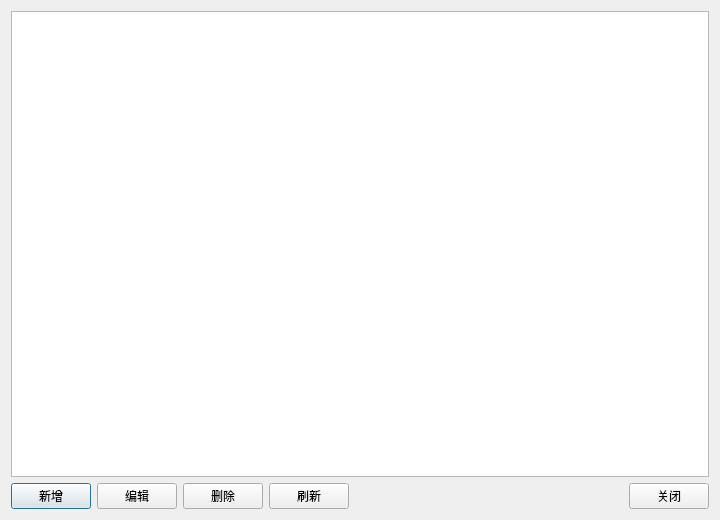
This is widget/functionmanagerdialog.ui in lushisongicloud/T-Designer as Qt 5 draws it before an edit. The edited form follows.
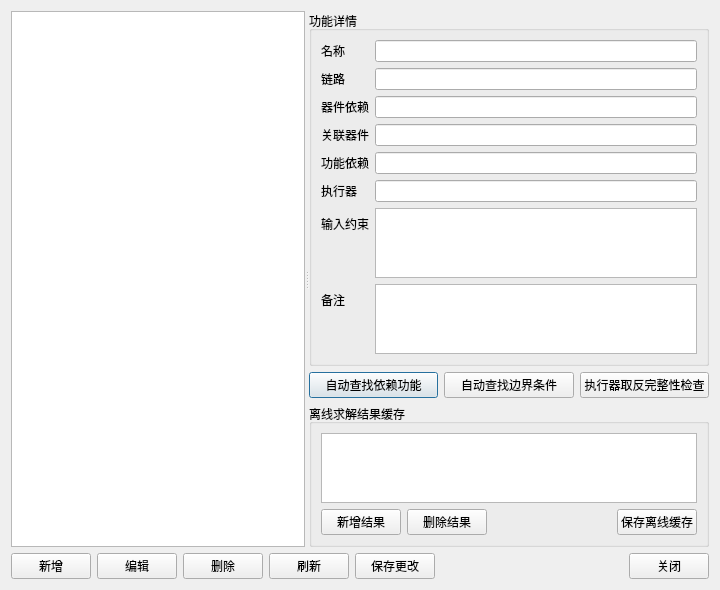
This is the edited form.

Patch:
```diff
--- a/widget/functionmanagerdialog.ui
+++ b/widget/functionmanagerdialog.ui
@@ -15,8 +15,191 @@
   </property>
   <layout class="QVBoxLayout" name="verticalLayout">
    <item>
+   <widget class="QSplitter" name="splitter">
+    <property name="orientation">
+     <enum>Qt::Horizontal</enum>
+    </property>
+    <widget class="QWidget" name="panelList">
+     <layout class="QVBoxLayout" name="verticalLayoutList">
+      <item>
     <widget class="QTableWidget" name="tableFunctions"/>
    </item>
+     </layout>
+    </widget>
+    <widget class="QWidget" name="panelDetails">
+     <layout class="QVBoxLayout" name="verticalLayoutDetails">
+      <item>
+       <widget class="QGroupBox" name="groupDetails">
+        <property name="title">
+         <string>功能详情</string>
+        </property>
+        <layout class="QFormLayout" name="formLayoutDetails">
+         <item row="0" column="0">
+          <widget class="QLabel" name="labelCurrentName">
+           <property name="text">
+            <string>名称</string>
+           </property>
+          </widget>
+         </item>
+         <item row="0" column="1">
+          <widget class="QLineEdit" name="lineCurrentName">
+           <property name="readOnly">
+            <bool>true</bool>
+           </property>
+          </widget>
+         </item>
+         <item row="1" column="0">
+          <widget class="QLabel" name="labelLink">
+           <property name="text">
+            <string>链路</string>
+           </property>
+          </widget>
+         </item>
+         <item row="1" column="1">
+          <widget class="QLineEdit" name="lineLink"/>
+         </item>
+         <item row="2" column="0">
+          <widget class="QLabel" name="labelComponentDependency">
+           <property name="text">
+            <string>器件依赖</string>
+           </property>
+          </widget>
+         </item>
+         <item row="2" column="1">
+          <widget class="QLineEdit" name="lineComponentDependency"/>
+         </item>
+         <item row="3" column="0">
+          <widget class="QLabel" name="labelAllComponents">
+           <property name="text">
+            <string>关联器件</string>
+           </property>
+          </widget>
+         </item>
+         <item row="3" column="1">
+          <widget class="QLineEdit" name="lineAllComponents"/>
+         </item>
+         <item row="4" column="0">
+          <widget class="QLabel" name="labelFunctionDependency">
+           <property name="text">
+            <string>功能依赖</string>
+           </property>
+          </widget>
+         </item>
+         <item row="4" column="1">
+          <widget class="QLineEdit" name="lineFunctionDependency"/>
+         </item>
+         <item row="5" column="0">
+          <widget class="QLabel" name="labelExecs">
+           <property name="text">
+            <string>执行器</string>
+           </property>
+          </widget>
+         </item>
+         <item row="5" column="1">
+          <widget class="QLineEdit" name="lineExecs"/>
+         </item>
+         <item row="6" column="0">
+          <widget class="QLabel" name="labelCmdVal">
+           <property name="text">
+            <string>输入约束</string>
+           </property>
+          </widget>
+         </item>
+         <item row="6" column="1">
+          <widget class="QPlainTextEdit" name="plainCmdVal"/>
+         </item>
+         <item row="7" column="0">
+          <widget class="QLabel" name="labelRemark">
+           <property name="text">
+            <string>备注</string>
+           </property>
+          </widget>
+         </item>
+         <item row="7" column="1">
+          <widget class="QPlainTextEdit" name="plainRemark"/>
+         </item>
+        </layout>
+       </widget>
+      </item>
+      <item>
+       <layout class="QHBoxLayout" name="horizontalLayoutActions">
+        <item>
+         <widget class="QPushButton" name="btnAutoDependency">
+          <property name="text">
+           <string>自动查找依赖功能</string>
+          </property>
+         </widget>
+        </item>
+        <item>
+         <widget class="QPushButton" name="btnAutoBoundary">
+          <property name="text">
+           <string>自动查找边界条件</string>
+          </property>
+         </widget>
+        </item>
+        <item>
+         <widget class="QPushButton" name="btnCheckIntegrity">
+          <property name="text">
+           <string>执行器取反完整性检查</string>
+          </property>
+         </widget>
+        </item>
+       </layout>
+      </item>
+      <item>
+       <widget class="QGroupBox" name="groupOffline">
+        <property name="title">
+         <string>离线求解结果缓存</string>
+        </property>
+        <layout class="QVBoxLayout" name="verticalLayoutOffline">
+         <item>
+          <widget class="QTableWidget" name="tableOffline"/>
+         </item>
+         <item>
+          <layout class="QHBoxLayout" name="horizontalLayoutOfflineButtons">
+           <item>
+            <widget class="QPushButton" name="btnAddOffline">
+             <property name="text">
+              <string>新增结果</string>
+             </property>
+            </widget>
+           </item>
+           <item>
+            <widget class="QPushButton" name="btnRemoveOffline">
+             <property name="text">
+              <string>删除结果</string>
+             </property>
+            </widget>
+           </item>
+           <item>
+            <spacer name="offlineSpacer">
+             <property name="orientation">
+              <enum>Qt::Horizontal</enum>
+             </property>
+             <property name="sizeHint" stdset="0">
+              <size>
+               <width>40</width>
+               <height>20</height>
+              </size>
+             </property>
+            </spacer>
+           </item>
+           <item>
+            <widget class="QPushButton" name="btnSaveOffline">
+             <property name="text">
+              <string>保存离线缓存</string>
+             </property>
+            </widget>
+           </item>
+          </layout>
+         </item>
+        </layout>
+       </widget>
+      </item>
+     </layout>
+    </widget>
+   </widget>
+  </item>
    <item>
     <layout class="QHBoxLayout" name="horizontalLayoutButtons">
      <item>
@@ -47,6 +230,13 @@
        </property>
       </widget>
      </item>
+    <item>
+     <widget class="QPushButton" name="btnSaveRecord">
+      <property name="text">
+       <string>保存更改</string>
+      </property>
+     </widget>
+    </item>
      <item>
       <spacer name="horizontalSpacer">
        <property name="orientation">
```
Lines whose indentation alone changed are shown as unchanged.
